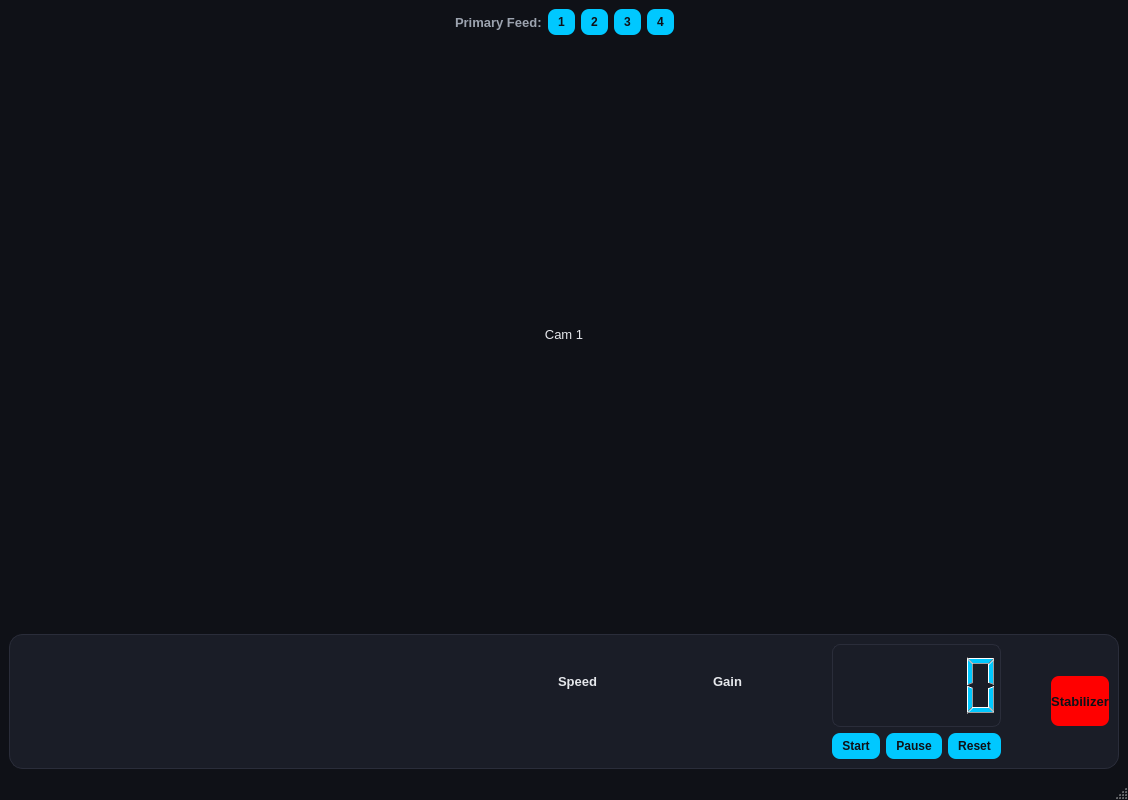
Above: Front/copilot.ui from Omar-Tabouna/nautix-2026 before the change. Below: the same form after it.
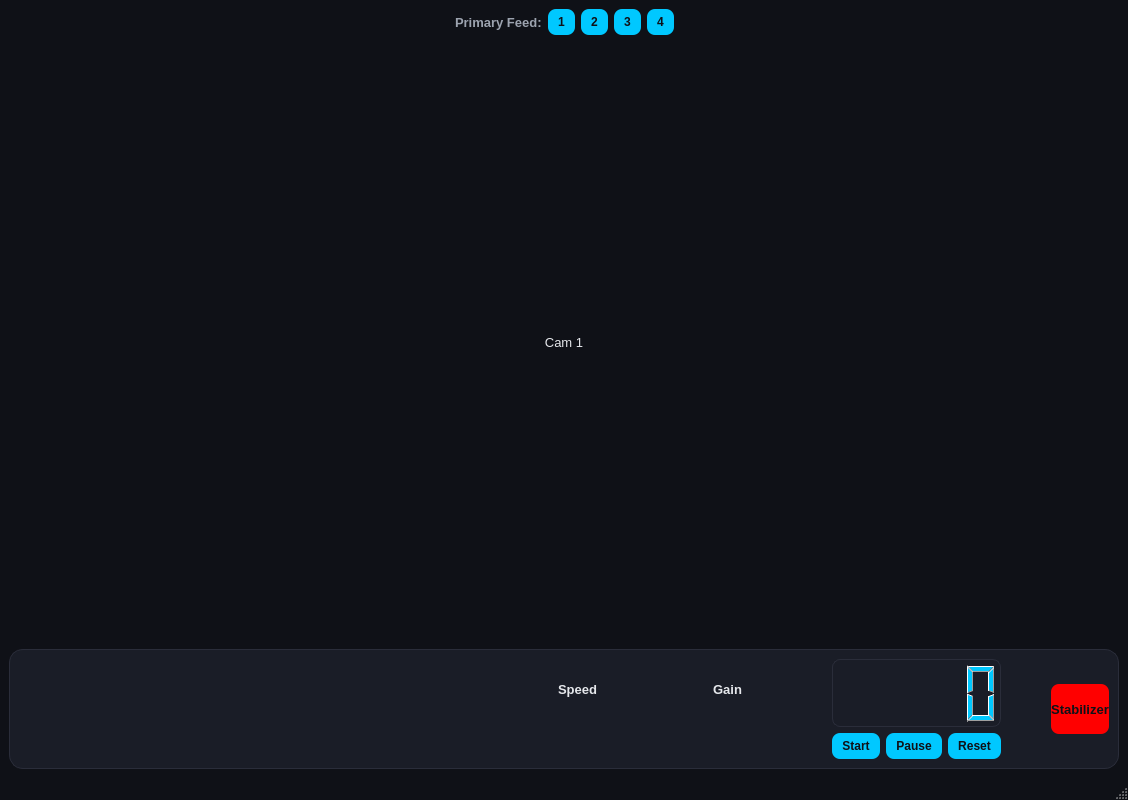
That is the form after the change. Icons and pictures are not drawn. Custom widgets are drawn as their Qt base class.

Patch:
```diff
--- a/Front/copilot.ui
+++ b/Front/copilot.ui
@@ -192,7 +192,7 @@
           <property name="maximumSize">
            <size>
             <width>16777215</width>
-            <height>150</height>
+            <height>120</height>
            </size>
           </property>
           <property name="frameShape">
```
